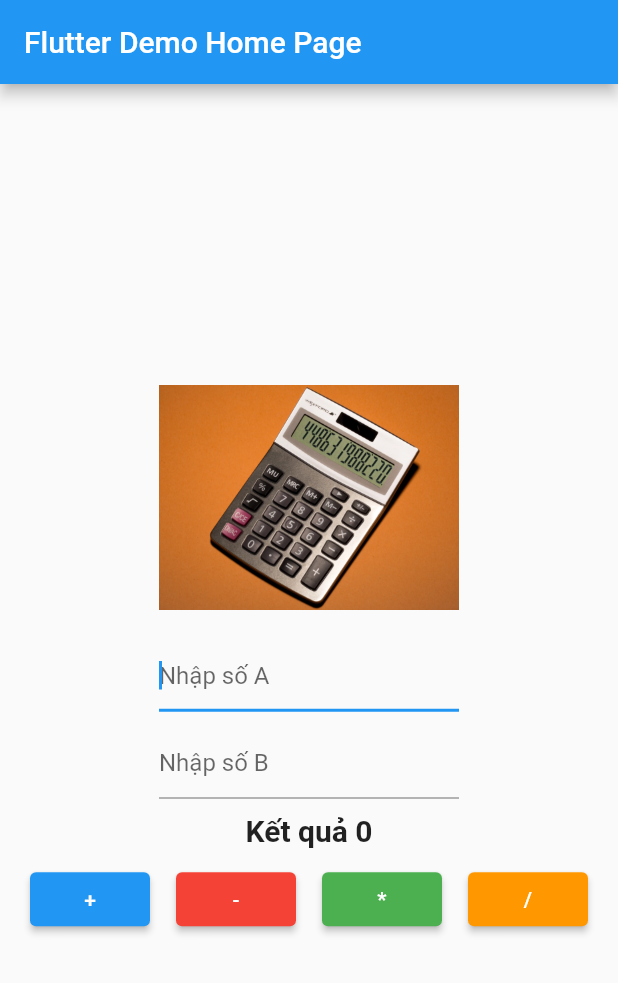
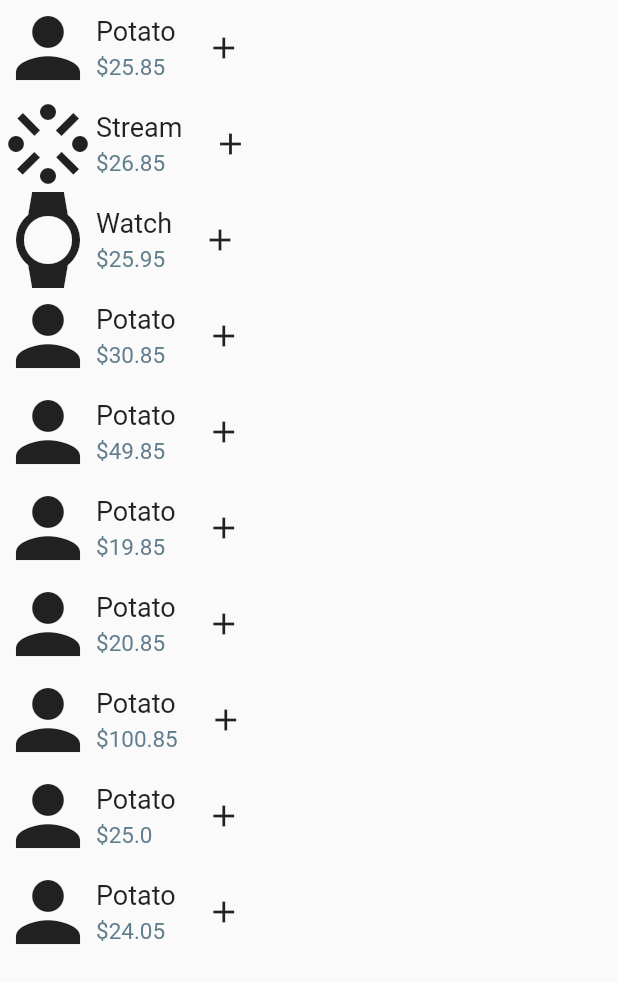
Before and after one commit to doannga/exerciseb3, a Flutter app: the screen it shows after launch, on a phone screen of 412 x 824 dp. Shown: the top 983 px of the screen. Run offline on Flutter 3.47's test engine with Material 2 defaults, Android fonts, the phone set to English and light mode, and no system bars; our stand-ins replace dotted_line.

Commit message:
Flutter buoi 5 expanded, flexible, listview

```diff
--- a/lib/btvn_day4_1.dart
+++ b/lib/btvn_day4_1.dart
@@ -87,7 +87,8 @@ class _MyHomePageState extends State<MyHomePage> {
       appBar: AppBar(
         title: Text(widget.title),
       ),
-      body: Padding(
+      body: SingleChildScrollView(
+        child: Padding(
           padding: EdgeInsets.all(20),
           child: Column(
             mainAxisAlignment: MainAxisAlignment.center,
@@ -106,7 +107,7 @@ class _MyHomePageState extends State<MyHomePage> {
                 height: 20,
               ),
               SizedBox(
-              width: 200,
+                width: double.infinity,
                 child: TextField(
                   // Show A numerical keyboard when tapping on textfield
                   keyboardType:
@@ -138,7 +139,7 @@ class _MyHomePageState extends State<MyHomePage> {
                 height: 10,
               ),
               SizedBox(
-              width: 200,
+                width: double.infinity,
                 child: TextField(
                   keyboardType:
                       const TextInputType.numberWithOptions(decimal: true),
@@ -172,13 +173,13 @@ class _MyHomePageState extends State<MyHomePage> {
               const SizedBox(
                 height: 10,
               ),
-            Row(
-              mainAxisAlignment: MainAxisAlignment.spaceBetween,
+              Wrap(
+                //mainAxisAlignment: MainAxisAlignment.spaceBetween,
                 children: [
                   SizedBox(
                       width: 80,
-                    child:
-                        ElevatedButton(onPressed: add, child: const Text('+'))),
+                      child: ElevatedButton(
+                          onPressed: add, child: const Text('+'))),
                   const SizedBox(
                     height: 10,
                   ),
@@ -223,6 +224,7 @@ class _MyHomePageState extends State<MyHomePage> {
             ],
           ),
         ),
+      ),
     );
   }
 }
--- /dev/null
+++ b/lib/buoi5.dart
@@ -0,0 +1,35 @@
+import 'package:dotted_line/dotted_line.dart';
+import 'package:flutter/material.dart';
+
+class ListViewDemo extends StatelessWidget {
+  const ListViewDemo({Key? key}) : super(key: key);
+
+  @override
+  Widget build(BuildContext context) {
+    return Scaffold(
+        body: ListView.separated(
+            itemBuilder: (context, index) => ListTile(
+                  leading: Icon(Icons.add),
+                  title: Text('Category'),
+                  subtitle: Text('Type'),
+                  trailing: Icon(Icons.remove_circle),
+                ),
+            //SeparatorBuilder thêm widget gì vào cũng được
+            separatorBuilder: (context, index) => DottedLine(),
+            // const Divider(),
+
+            itemCount: 100));
+    // ListView.builder(
+    //   itemCount: 50,
+    //   itemBuilder: (context, index) {
+    //     return Container(
+    //       margin: const EdgeInsets.symmetric(horizontal: 16, vertical: 8),
+    //       color: Colors.orange,
+    //       height: 50,
+    //       child: Text('Item $index'),
+    //     );
+    //   },
+    // ),
+    //);
+  }
+}
--- a/lib/main.dart
+++ b/lib/main.dart
@@ -1,6 +1,5 @@
 import 'package:flutter/material.dart';
-
-import 'btvn_day4_1.dart';
+import 'package:simple_calculator_b3/screen_five/screen_five.dart';
 
 void main() {
   runApp(const MyApp());
@@ -17,10 +16,12 @@ class MyApp extends StatelessWidget {
       theme: ThemeData(
         primarySwatch: Colors.blue,
       ),
-      home: const MyHomePage(title: 'Flutter Demo Home Page'),
+      //home: ListViewDemo(),
+      //home: const MyHomePage(title: 'Flutter Demo Home Page'),
       //home: const WelcomPage(),
       //home: const TasteMe(),
       //home: const FlexDemo(),
+      home: const ScreenFive(),
     );
   }
 }
--- /dev/null
+++ b/lib/screen_five/dish.dart
@@ -0,0 +1,9 @@
+import 'package:flutter/cupertino.dart';
+
+class Dish {
+  final IconData dishIcon;
+  final String dishName;
+  final double dishPrice;
+
+  Dish(this.dishIcon, this.dishName, this.dishPrice);
+}
--- /dev/null
+++ b/lib/screen_five/dish_item_widget.dart
@@ -0,0 +1,49 @@
+import 'package:flutter/material.dart';
+
+class DishItemWidget extends StatelessWidget {
+  const DishItemWidget(
+      {Key? key,
+      required this.dishIcon,
+      required this.dishName,
+      required this.dishPrice})
+      : super(key: key);
+
+  final IconData dishIcon;
+  final String dishName;
+  final double dishPrice;
+
+  @override
+  Widget build(BuildContext context) {
+    return Row(
+      children: [
+        Icon(
+          dishIcon,
+          size: 64,
+        ),
+        Column(
+          crossAxisAlignment: CrossAxisAlignment.start,
+          mainAxisSize: MainAxisSize.max,
+          children: [
+            Text(
+              '$dishName',
+              style: const TextStyle(fontSize: 18),
+            ),
+            const SizedBox(
+              height: 5,
+            ),
+            Text(
+              '\$$dishPrice',
+              style: const TextStyle(fontSize: 15, color: Colors.blueGrey),
+            ),
+          ],
+        ),
+        Padding(
+          padding: const EdgeInsets.symmetric(horizontal: 20, vertical: 18),
+          child: const Icon(
+            Icons.add,
+          ),
+        )
+      ],
+    );
+  }
+}
--- /dev/null
+++ b/lib/screen_five/screen_five.dart
@@ -0,0 +1,35 @@
+import 'package:flutter/material.dart';
+
+import 'dish.dart';
+import 'dish_item_widget.dart';
+
+class ScreenFive extends StatelessWidget {
+  const ScreenFive({Key? key}) : super(key: key);
+  @override
+  Widget build(BuildContext context) {
+    final dishList = [
+      Dish(Icons.person, 'Potato', 25.85),
+      Dish(Icons.stream, 'Stream', 26.85),
+      Dish(Icons.watch, 'Watch', 25.95),
+      Dish(Icons.person, 'Potato', 30.85),
+      Dish(Icons.person, 'Potato', 49.85),
+      Dish(Icons.person, 'Potato', 19.85),
+      Dish(Icons.person, 'Potato', 20.85),
+      Dish(Icons.person, 'Potato', 100.85),
+      Dish(Icons.person, 'Potato', 25.00),
+      Dish(Icons.person, 'Potato', 24.05),
+    ];
+    return Scaffold(
+      body: ListView.builder(
+          itemCount: dishList.length,
+          itemBuilder: (context, int index) {
+            var dish = dishList[index];
+            return DishItemWidget(
+              dishIcon: dish.dishIcon,
+              dishName: dish.dishName,
+              dishPrice: dish.dishPrice,
+            );
+          }),
+    );
+  }
+}
--- a/pubspec.yaml
+++ b/pubspec.yaml
@@ -31,6 +31,7 @@ dependencies:
     sdk: flutter
 
 
+
   # The following adds the Cupertino Icons font to your application.
   # Use with the CupertinoIcons class for iOS style icons.
   cupertino_icons: ^1.0.2
@@ -45,7 +46,7 @@ dev_dependencies:
   # package. See that file for information about deactivating specific lint
   # rules and activating additional ones.
   flutter_lints: ^1.0.0
-
+  dotted_line: ^3.1.0
 # For information on the generic Dart part of this file, see the
 # following page: https://dart.dev/tools/pub/pubspec
 
```
Also changed, not shown: pubspec.lock. Lines whose indentation alone changed are shown as unchanged.
